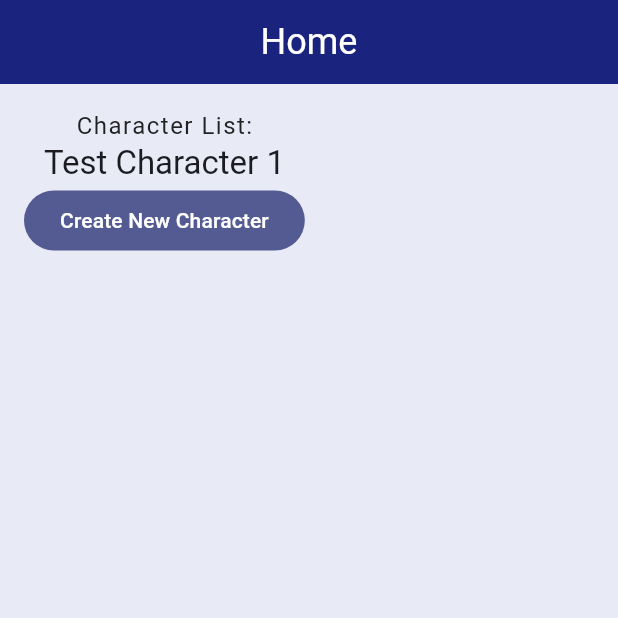
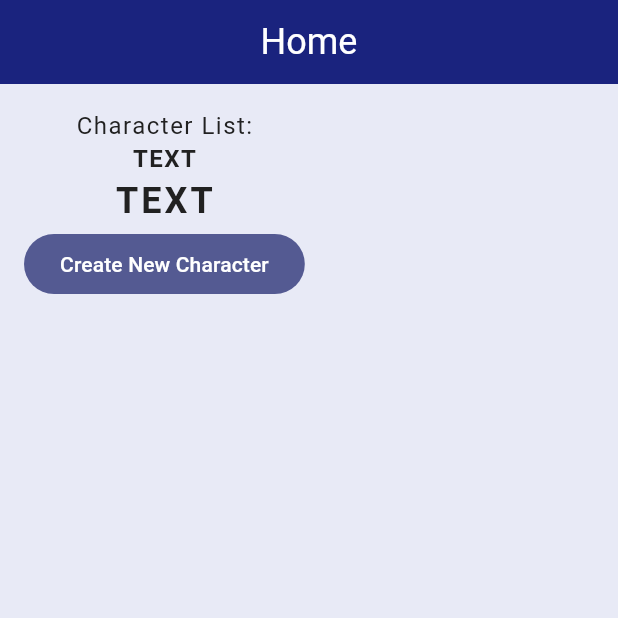
Before and after one commit to ouhoy/flutter_rpg, a Flutter app: the screen it shows after launch, on a phone screen of 412 x 824 dp, the top half of it. Run offline on Flutter 3.47's test engine with Material 3 defaults, Android fonts, the phone set to English and light mode, and no system bars.

Commit message:
add reusable styled text widgets

```diff
--- a/lib/screens/home/home.dart
+++ b/lib/screens/home/home.dart
@@ -1,4 +1,5 @@
 import 'package:flutter/material.dart';
+import 'package:flutter_rpg/shared/styled_text.dart';
 import 'package:flutter_rpg/theme.dart';
 
 class Home extends StatefulWidget {
@@ -20,9 +21,9 @@ class _HomeState extends State<Home> {
             padding: const EdgeInsets.all(16),
             child: Column(
               children: [
-                const Text("Character List:"),
-                Text("Test Character 1",
-                    style: Theme.of(context).textTheme.titleLarge),
+                const StyledText("Character List:"),
+                const StyledHeading("text"),
+                const StyledTitle("text"),
                 FilledButton(
                     onPressed: () {},
                     child: const Text("Create New Character")),
--- /dev/null
+++ b/lib/shared/styled_text.dart
@@ -0,0 +1,33 @@
+import 'package:flutter/material.dart';
+
+class StyledText extends StatelessWidget {
+  const StyledText(this.text, {super.key});
+
+  final String text;
+
+  @override
+  Widget build(BuildContext context) {
+    return Text(text, style: Theme.of(context).textTheme.bodyMedium);
+  }
+}
+
+class StyledHeading extends StatelessWidget {
+  const StyledHeading(this.text, {super.key});
+
+  final String text;
+
+  @override
+  Widget build(BuildContext context) {
+    return Text(text.toUpperCase(), style: Theme.of(context).textTheme.headlineMedium);
+  }
+}
+class StyledTitle extends StatelessWidget {
+  const StyledTitle(this.text, {super.key});
+
+  final String text;
+
+  @override
+  Widget build(BuildContext context) {
+    return Text(text.toUpperCase(), style: Theme.of(context).textTheme.titleMedium);
+  }
+}
```
